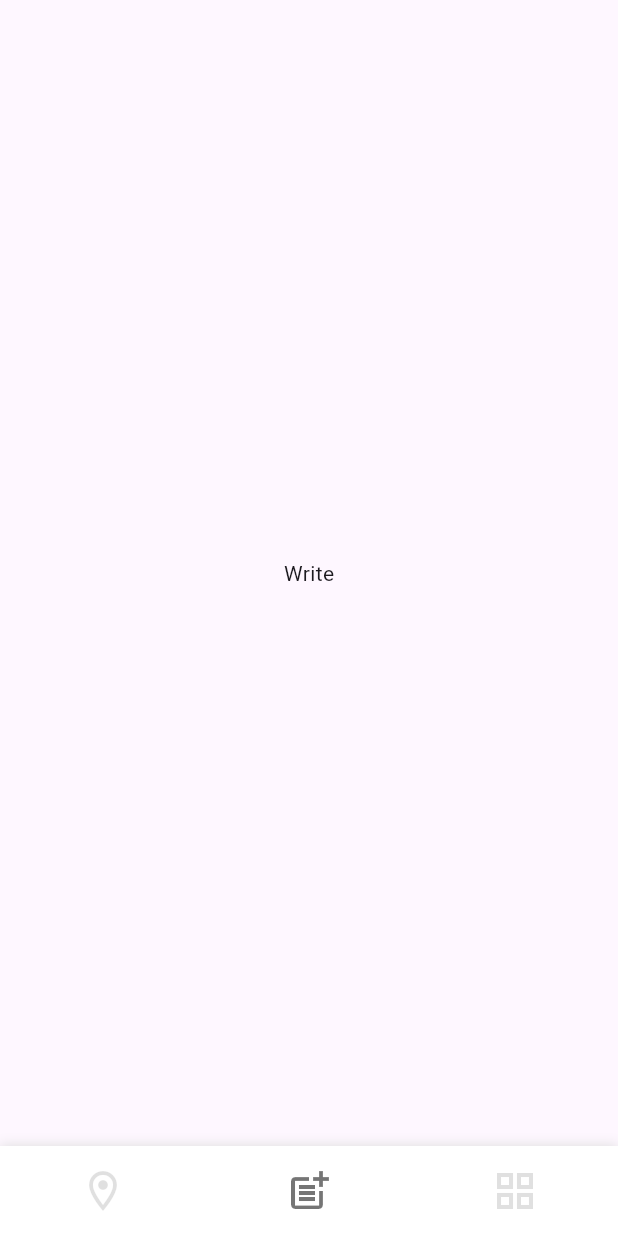
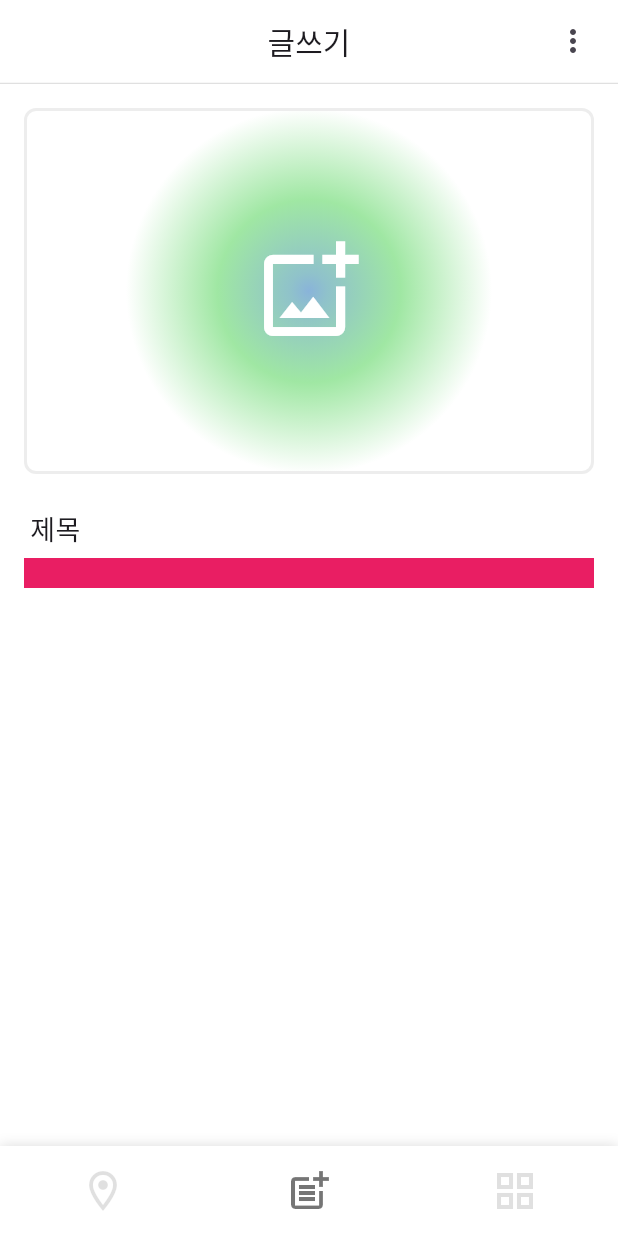
Before and after one commit to cherrie-k/NearHere, a Flutter app: the WritePage screen opened by its route, on a phone screen of 412 x 824 dp. Run offline on Flutter 3.47's test engine with Material 3 defaults, Android fonts, the light colour scheme and no system bars; our stand-ins replace go_router; network calls fail.

Commit message:
[Feat] LabeledBox 위젯 추가

```diff
--- a/lib/features/home/views/home_page.dart
+++ b/lib/features/home/views/home_page.dart
@@ -1,6 +1,6 @@
 import 'package:flutter/material.dart';
 import 'package:go_router/go_router.dart';
-import 'package:nearhere/features/home/widgets/gradient_container.dart';
+import 'package:nearhere/shared/widgets/gradient_container.dart';
 import 'package:nearhere/shared/widgets/custom_nav_bar.dart';
 
 class HomePage extends StatelessWidget {
--- a/lib/features/write/views/write_page.dart
+++ b/lib/features/write/views/write_page.dart
@@ -1,4 +1,7 @@
 import 'package:flutter/material.dart';
+import 'package:nearhere/features/write/widgets/labeled_input.dart';
+import 'package:nearhere/shared/widgets/gradient_container.dart';
+import 'package:nearhere/shared/widgets/custom_app_bar.dart';
 
 class WritePage extends StatelessWidget {
   const WritePage({super.key});
@@ -6,8 +9,32 @@ class WritePage extends StatelessWidget {
   @override
   Widget build(BuildContext context) {
     return Scaffold(
-      body: Center(
-        child: Text('Write'),
+      appBar: const CustomAppBar(title: '글쓰기', hasLeading: false),
+      backgroundColor: Colors.white,
+      body: Padding(
+        padding: const EdgeInsets.all(16),
+        child: SingleChildScrollView(
+          child: Column(
+            children: [
+              GradientContainer(
+                showRefreshBtn: false,
+                borderRadius: BorderRadius.circular(8),
+                borderStyle: Border.all(color: const Color(0xFFEDEDED), width: 2),
+                child: const SizedBox(
+                  width: double.infinity,
+                  height: 240,
+                  child: Icon(
+                    Icons.add_photo_alternate_outlined,
+                    color: Colors.white,
+                    size: 72,
+                  ),
+                ),
+              ),
+              const SizedBox(height: 24),
+              LabeledInput(label: '제목', widget: Container(color: Colors.pink, height: 20,))
+            ],
+          ),
+        ),
       ),
     );
   }
--- /dev/null
+++ b/lib/features/write/widgets/labeled_input.dart
@@ -0,0 +1,26 @@
+import 'package:flutter/material.dart';
+
+class LabeledInput extends StatelessWidget {
+  final String label;
+  final Widget widget;
+
+  const LabeledInput({super.key, required this.label, required this.widget});
+
+  @override
+  Widget build(BuildContext context) {
+    return Column(
+      crossAxisAlignment: CrossAxisAlignment.start,
+      children: [
+        Row(
+          children: [
+            const SizedBox(width: 4),
+            Text(label, style: const TextStyle(fontSize: 18,),),
+          ],
+        ),
+        const SizedBox(height: 6),
+        widget,
+        const SizedBox(height: 24)
+      ],
+    );
+  }
+}
```
